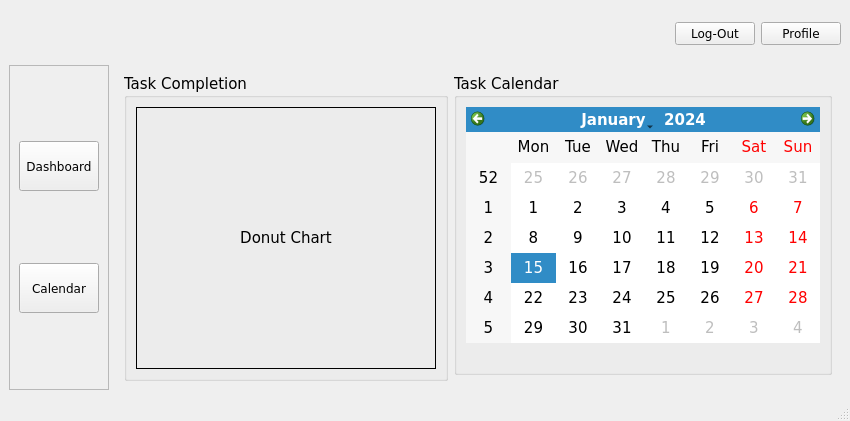
Above: CLOCKWORK_SEMESTER/dashboard_employee_updated.ui from AmielJohnPadasay/ClockWork before the change. Below: the same form after it.
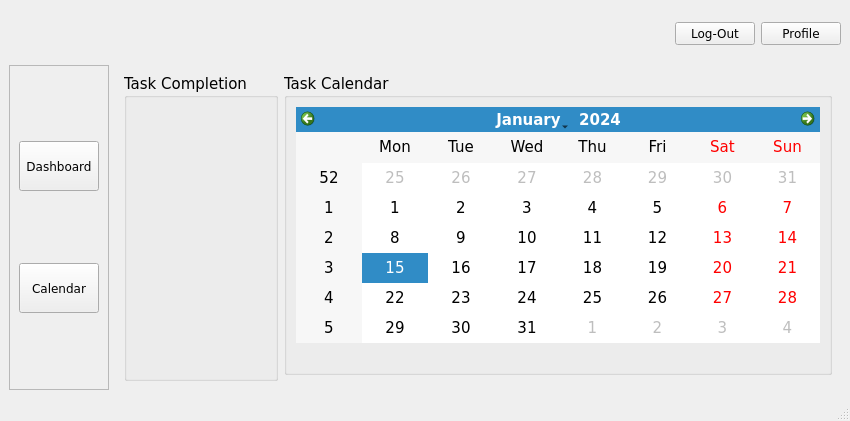
That is the form after the change. Icons and pictures are not drawn.

The edit to the form file:
```diff
--- a/CLOCKWORK_SEMESTER/dashboard_employee_updated.ui
+++ b/CLOCKWORK_SEMESTER/dashboard_employee_updated.ui
@@ -189,27 +189,6 @@
           <property name="title">
            <string>Task Completion</string>
           </property>
-          <layout class="QGridLayout" name="gridLayout_7">
-           <item row="0" column="0">
-            <widget class="QLabel" name="pie_chart">
-             <property name="minimumSize">
-              <size>
-               <width>300</width>
-               <height>250</height>
-              </size>
-             </property>
-             <property name="frameShape">
-              <enum>QFrame::Shape::Box</enum>
-             </property>
-             <property name="text">
-              <string>Donut Chart</string>
-             </property>
-             <property name="alignment">
-              <set>Qt::AlignmentFlag::AlignCenter</set>
-             </property>
-            </widget>
-           </item>
-          </layout>
          </widget>
         </item>
         <item row="0" column="1">
```
